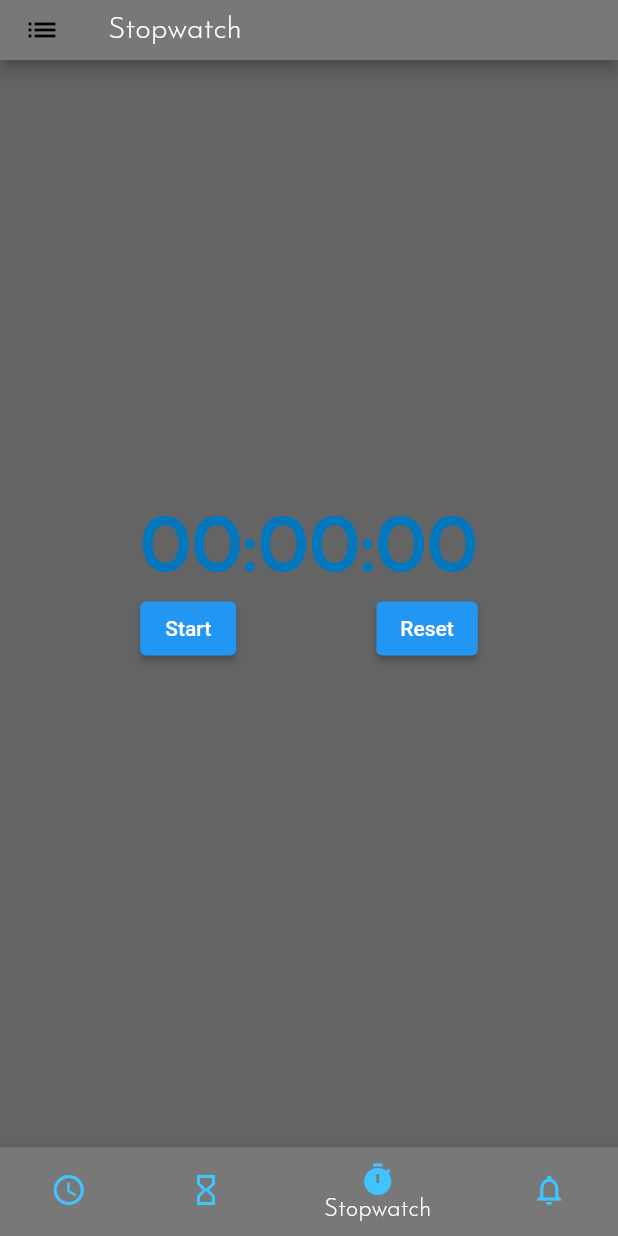
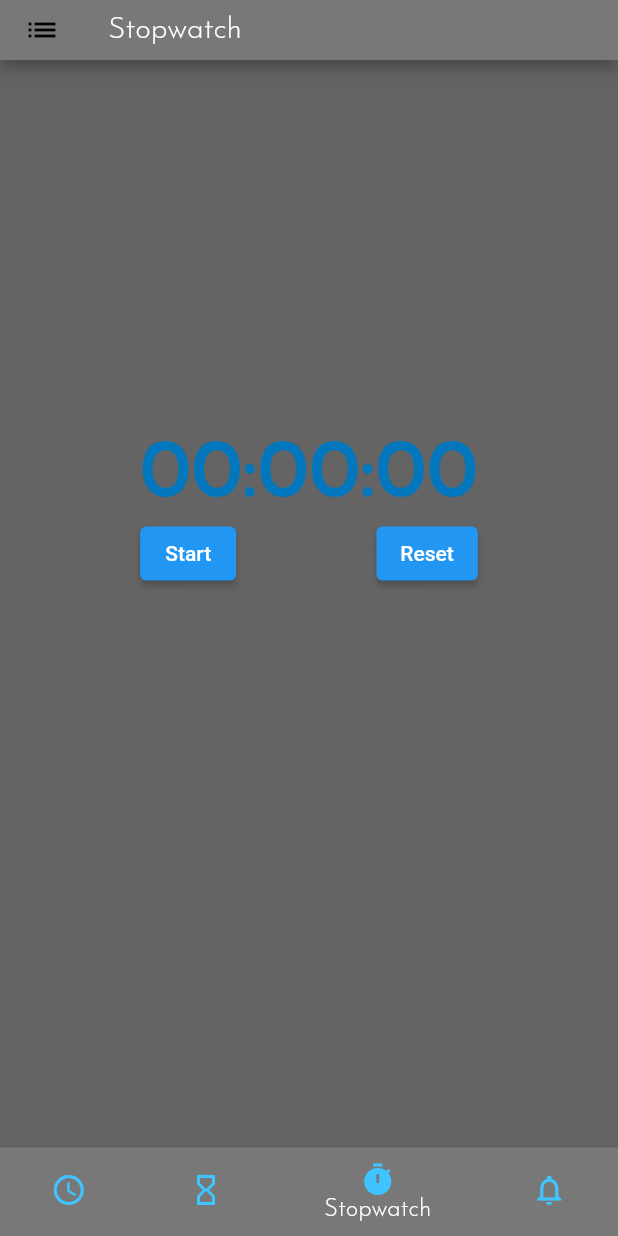
Before and after one commit to FloXPD/clock_app, a Flutter app: the screen it shows after launch, item 3 of the bottom bar chosen, on a phone screen of 412 x 824 dp. Run offline on Flutter 3.47's test engine with Material 2 defaults, Android fonts, the phone set to English and light mode, and no system bars.

Commit message:
Saving just in case

```diff
--- a/lib/stop_watch_page.dart
+++ b/lib/stop_watch_page.dart
@@ -74,7 +74,7 @@ class _StopWatchWidgetState extends State<StopWatchWidget> {
           child: Column(
         children: [
           Padding(
-            padding: const EdgeInsets.only(top: 300),
+            padding: const EdgeInsets.only(top: 250),
             child: Column(
                 mainAxisAlignment: MainAxisAlignment.center,
                 crossAxisAlignment: CrossAxisAlignment.center,
```
Also changed, not shown: lib/timer_page.dart (+13 -10 lines), pubspec.lock.
